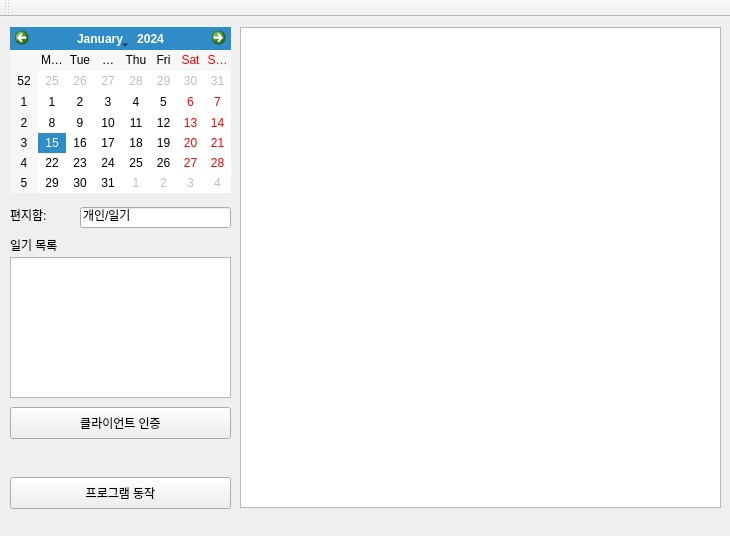
First picture: the form in qt/mainwindow.ui, repository chwnam/lifemotif-desktop, before the edit.
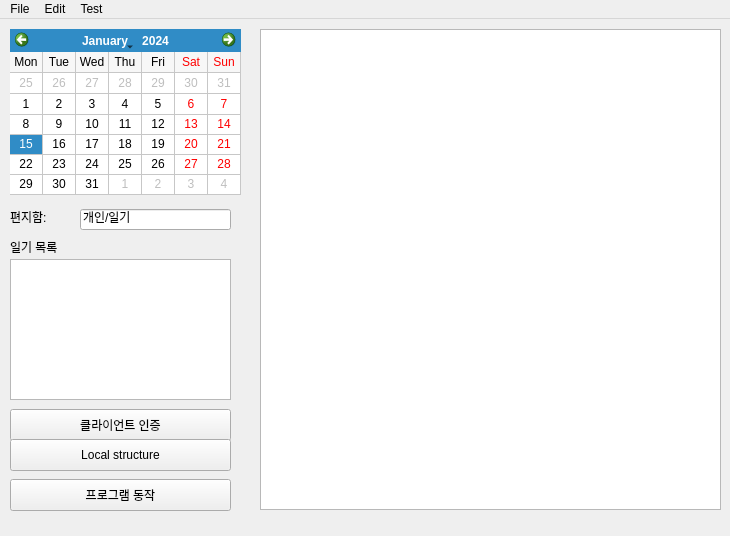
Second picture: the form after the edit.

```diff
--- a/qt/mainwindow.ui
+++ b/qt/mainwindow.ui
@@ -17,22 +17,31 @@
    <widget class="QPlainTextEdit" name="plainTextEdit">
     <property name="geometry">
      <rect>
-      <x>240</x>
+      <x>260</x>
       <y>10</y>
-      <width>481</width>
+      <width>461</width>
       <height>481</height>
      </rect>
     </property>
+    <property name="readOnly">
+     <bool>true</bool>
+    </property>
    </widget>
    <widget class="QCalendarWidget" name="calendarWidget">
     <property name="geometry">
      <rect>
       <x>10</x>
       <y>10</y>
-      <width>221</width>
+      <width>231</width>
       <height>166</height>
      </rect>
     </property>
+    <property name="gridVisible">
+     <bool>true</bool>
+    </property>
+    <property name="verticalHeaderFormat">
+     <enum>QCalendarWidget::NoVerticalHeader</enum>
+    </property>
    </widget>
    <widget class="QLineEdit" name="lineEdit">
     <property name="geometry">
@@ -109,6 +118,19 @@
      <string>클라이언트 인증</string>
     </property>
    </widget>
+   <widget class="QPushButton" name="listStructureButton">
+    <property name="geometry">
+     <rect>
+      <x>10</x>
+      <y>420</y>
+      <width>221</width>
+      <height>32</height>
+     </rect>
+    </property>
+    <property name="text">
+     <string>Local structure</string>
+    </property>
+   </widget>
   </widget>
   <widget class="QMenuBar" name="menuBar">
    <property name="geometry">
@@ -119,15 +141,52 @@
      <height>22</height>
     </rect>
    </property>
+   <widget class="QMenu" name="menuFile">
+    <property name="title">
+     <string>File</string>
+    </property>
+   </widget>
+   <widget class="QMenu" name="menuEdit">
+    <property name="title">
+     <string>Edit</string>
+    </property>
+    <addaction name="actionOptions"/>
+   </widget>
+   <widget class="QMenu" name="menuTestMenu">
+    <property name="title">
+     <string>Test</string>
+    </property>
+    <addaction name="actionAuthentication_Console"/>
+    <addaction name="actionList_Mailboxes"/>
+    <addaction name="actionBuild_Local_Structure"/>
+   </widget>
+   <addaction name="menuFile"/>
+   <addaction name="menuEdit"/>
+   <addaction name="menuTestMenu"/>
   </widget>
-  <widget class="QToolBar" name="mainToolBar">
-   <attribute name="toolBarArea">
-    <enum>TopToolBarArea</enum>
-   </attribute>
-   <attribute name="toolBarBreak">
-    <bool>false</bool>
-   </attribute>
-  </widget>
+  <action name="actionOptions">
+   <property name="text">
+    <string>Preferences</string>
+   </property>
+   <property name="toolTip">
+    <string>Preferences</string>
+   </property>
+  </action>
+  <action name="actionAuthentication_Console">
+   <property name="text">
+    <string>Authentication (Console)</string>
+   </property>
+  </action>
+  <action name="actionList_Mailboxes">
+   <property name="text">
+    <string>List Mailboxes</string>
+   </property>
+  </action>
+  <action name="actionBuild_Local_Structure">
+   <property name="text">
+    <string>Build Local Structure</string>
+   </property>
+  </action>
  </widget>
  <layoutdefault spacing="6" margin="11"/>
  <resources/>
```
Left out of the diff: 2 changed lines with no effect on the pictures.
